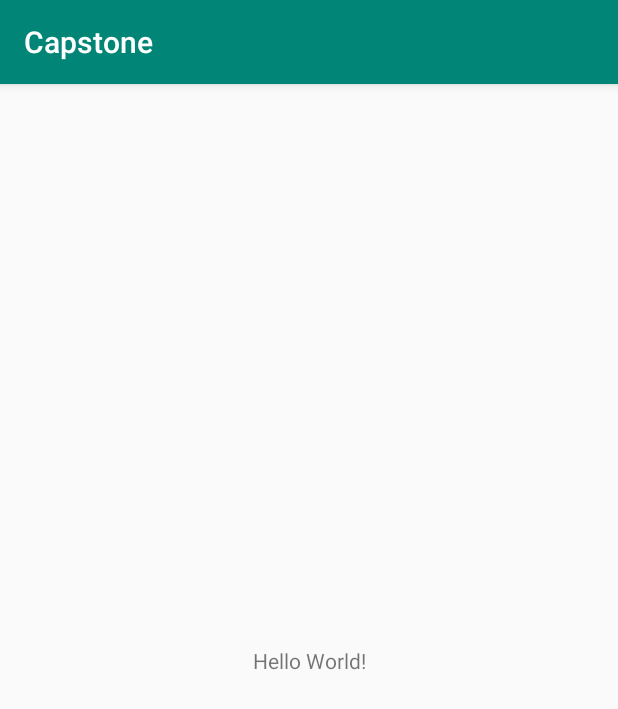
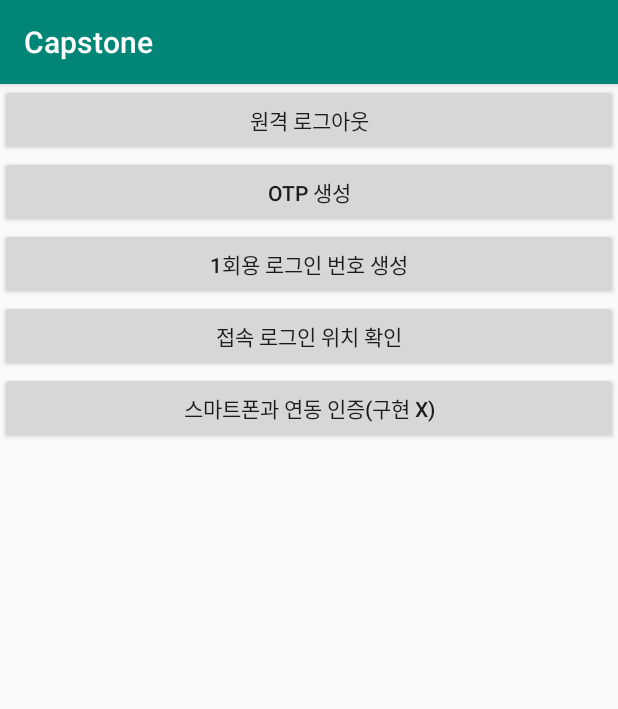
Before and after one commit to KyeongMoon/CapstoneProject, an Android app: the screen it shows after launch (MainActivity), on a phone screen of 412 x 824 dp. Shown: the top 709 px of the screen. Run offline under Robolectric (Android 15) with nearby library versions, the phone set to English and light mode, and no system bars.

Commit message:
프로토타입생성
원격 로그아웃, OTP, 1회용 로그인, 로그인 정보, 스마트폰 연동 인증

```diff
--- a/Android_APP/app/src/main/AndroidManifest.xml
+++ b/Android_APP/app/src/main/AndroidManifest.xml
@@ -9,6 +9,10 @@
         android:roundIcon="@mipmap/ic_launcher_round"
         android:supportsRtl="true"
         android:theme="@style/AppTheme">
+        <activity android:name=".AccessLogActivity"></activity>
+        <activity android:name=".CreateLoginNumberActivity" />
+        <activity android:name=".CreateOTPActivity" />
+        <activity android:name=".RemoteLogoutActivity" />
         <activity android:name=".MainActivity">
             <intent-filter>
                 <action android:name="android.intent.action.MAIN" />
--- a/Android_APP/app/src/main/java/com/smuemsw/capstone/MainActivity.java
+++ b/Android_APP/app/src/main/java/com/smuemsw/capstone/MainActivity.java
@@ -2,7 +2,11 @@ package com.smuemsw.capstone;
 
 import androidx.appcompat.app.AppCompatActivity;
 
+import android.app.Activity;
+import android.content.Intent;
 import android.os.Bundle;
+import android.view.View;
+import android.widget.Button;
 
 public class MainActivity extends AppCompatActivity {
 
@@ -10,5 +14,39 @@ public class MainActivity extends AppCompatActivity {
     protected void onCreate(Bundle savedInstanceState) {
         super.onCreate(savedInstanceState);
         setContentView(R.layout.activity_main);
+
+        //원격 로그아웃
+        Button remoteLogoutButton = findViewById(R.id.moveRemoteLogoutButton);
+
+        //OTP 생성
+        Button createOTPButton = findViewById(R.id.moveCreateOTPButton);
+
+        //1회용 로그인 번호 생성
+        Button createLoginNumberButton = findViewById(R.id.moveCreateLoginNumberButton);
+
+        //접속 로그 확인
+        Button accessLogButton = findViewById(R.id.moveAccessLogButton);
+
+
+    }
+
+    public void moveRemoteLogoutActivity(View view) {
+        Intent intent = new Intent(MainActivity.this, RemoteLogoutActivity.class);
+        startActivity(intent);
+    }
+
+    public void moveCreateOTPActivity(View view) {
+        Intent intent = new Intent(MainActivity.this, CreateOTPActivity.class);
+        startActivity(intent);
+    }
+
+    public void moveCreateLoginNumberActivity(View view) {
+        Intent intent = new Intent(MainActivity.this, CreateLoginNumberActivity.class);
+        startActivity(intent);
+    }
+
+    public void moveAccessLogActivity(View view) {
+        Intent intent = new Intent(MainActivity.this, AccessLogActivity.class);
+        startActivity(intent);
     }
 }
--- a/Android_APP/app/src/main/res/layout/activity_main.xml
+++ b/Android_APP/app/src/main/res/layout/activity_main.xml
@@ -1,18 +1,44 @@
 <?xml version="1.0" encoding="utf-8"?>
-<androidx.constraintlayout.widget.ConstraintLayout xmlns:android="http://schemas.android.com/apk/res/android"
+<LinearLayout xmlns:android="http://schemas.android.com/apk/res/android"
     xmlns:app="http://schemas.android.com/apk/res-auto"
     xmlns:tools="http://schemas.android.com/tools"
     android:layout_width="match_parent"
     android:layout_height="match_parent"
-    tools:context=".MainActivity">
+    tools:context=".MainActivity"
+    android:orientation="vertical">
 
-    <TextView
-        android:layout_width="wrap_content"
+    <Button
+        android:id="@+id/moveRemoteLogoutButton"
+        android:layout_width="match_parent"
         android:layout_height="wrap_content"
-        android:text="Hello World!"
-        app:layout_constraintBottom_toBottomOf="parent"
-        app:layout_constraintLeft_toLeftOf="parent"
-        app:layout_constraintRight_toRightOf="parent"
-        app:layout_constraintTop_toTopOf="parent" />
+        android:text="원격 로그아웃"
+        android:onClick="moveRemoteLogoutActivity"/>
 
-</androidx.constraintlayout.widget.ConstraintLayout>
+    <Button
+        android:id="@+id/moveCreateOTPButton"
+        android:layout_width="match_parent"
+        android:layout_height="wrap_content"
+        android:text="OTP 생성"
+        android:onClick="moveCreateOTPActivity"/>
+
+    <Button
+        android:id="@+id/moveCreateLoginNumberButton"
+        android:layout_width="match_parent"
+        android:layout_height="wrap_content"
+        android:text="1회용 로그인 번호 생성"
+        android:onClick="moveCreateLoginNumberActivity"/>
+
+    <Button
+        android:id="@+id/moveAccessLogButton"
+        android:layout_width="match_parent"
+        android:layout_height="wrap_content"
+        android:text="접속 로그인 위치 확인"
+        android:onClick="moveAccessLogActivity"/>
+
+    <Button
+        android:id="@+id/button5"
+        android:layout_width="match_parent"
+        android:layout_height="wrap_content"
+        android:text="스마트폰과 연동 인증(구현 x)" />
+
+</LinearLayout>
```
Also changed, not shown: Android_APP/app/src/main/java/com/smuemsw/capstone/AccessLogActivity.java (added, +40 -0 lines), Android_APP/app/src/main/java/com/smuemsw/capstone/AccessLogListViewAdapter.java (added, +55 -0 lines), Android_APP/app/src/main/java/com/smuemsw/capstone/AccessLogListViewData.java (added, +25 -0 lines), Android_APP/app/src/main/java/com/smuemsw/capstone/CreateLoginNumberActivity.java (added, +14 -0 lines), Android_APP/app/src/main/java/com/smuemsw/capstone/CreateOTPActivity.java (added, +14 -0 lines), Android_APP/app/src/main/java/com/smuemsw/capstone/RemoteLogoutActivity.java (added, +14 -0 lines), Android_APP/app/src/main/res/layout/activity_access_log.xml (added, +31 -0 lines), Android_APP/app/src/main/res/layout/activity_access_log_listview_item.xml (added, +36 -0 lines), Android_APP/app/src/main/res/layout/activity_create_login_number.xml (added, +24 -0 lines), Android_APP/app/src/main/res/layout/activity_create_otp.xml (added, +24 -0 lines), Android_APP/app/src/main/res/layout/activity_remote_logout.xml (added, +24 -0 lines).
